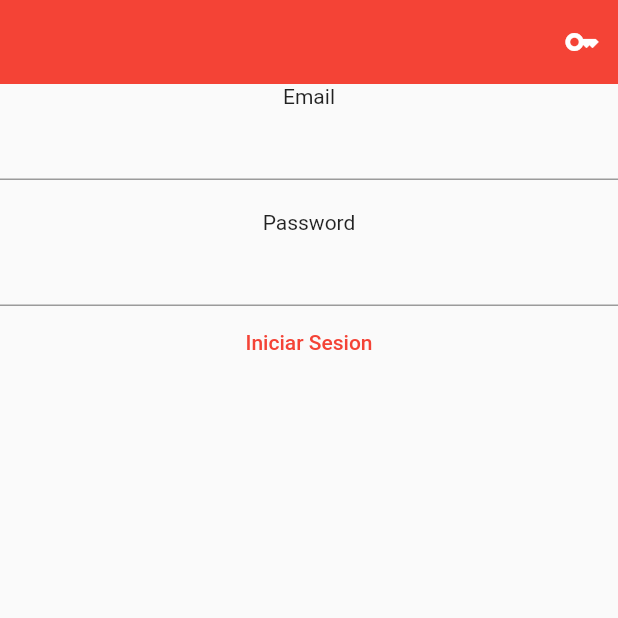
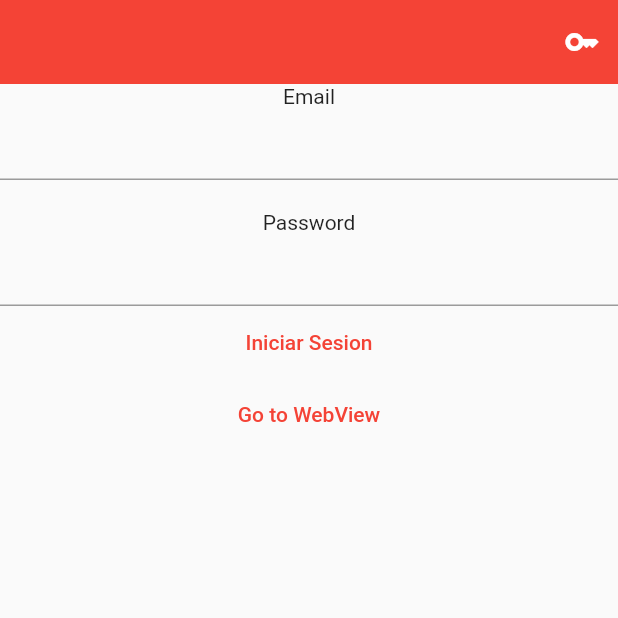
Before and after one commit to e1len-code/clean_arqui_base, a Flutter app: the screen it shows after launch, on a phone screen of 412 x 824 dp, the top half of it. Run offline on Flutter 3.47's test engine with Material 2 defaults, Android fonts, the light colour scheme and no system bars; our stand-ins replace bloc, connectivity_plus, dartz, equatable, firebase_core, firebase_messaging and 6 more; accounts and stored records are empty.

Commit message:
feat: add webview

```diff
--- a/lib/feature/auth/presentation/pages/auth_page.dart
+++ b/lib/feature/auth/presentation/pages/auth_page.dart
@@ -3,6 +3,7 @@ import 'package:clean_arqui_base/feature/auth/domain/entities/loginParams.dart';
 import 'package:clean_arqui_base/feature/auth/presentation/bloc/auth_bloc.dart';
 import 'package:clean_arqui_base/feature/config/presentation/config_page.dart';
 import 'package:clean_arqui_base/feature/cuenta/presentation/pages/cuenta_page.dart';
+import 'package:clean_arqui_base/feature/webview/presentation/webview_page.dart';
 import 'package:flutter/material.dart';
 import 'package:flutter_bloc/flutter_bloc.dart';
 
@@ -33,6 +34,11 @@ class _AuthPageState extends State<AuthPage> {
             codUsuario: _emailController.text,
             password: _passwordController.text,
             token: '')));
+  }
+
+  _webView() {
+    Navigator.push(
+        context, MaterialPageRoute(builder: (context) => WebviewPage()));
   }
 
   @override
@@ -78,6 +84,10 @@ class _AuthPageState extends State<AuthPage> {
                   onPressed: _login,
                   child: const Text('Iniciar Sesion'),
                 ),
+                TextButton(
+                  onPressed: _webView,
+                  child: const Text('Go to WebView'),
+                ),
               ],
             ),
           ),
--- a/pubspec.yaml
+++ b/pubspec.yaml
@@ -19,6 +19,7 @@ dependencies:
   firebase_messaging: ^13.0.0
   firebase_analytics: ^9.3.3
   flutter_local_notifications: ^9.8.0+1
+  webview_flutter: ^3.0.4
 
 dev_dependencies:
   flutter_test:
```
Also changed, not shown: lib/feature/webview/presentation/webview_page.dart (added, +45 -0 lines), pubspec.lock, 1 other file.
